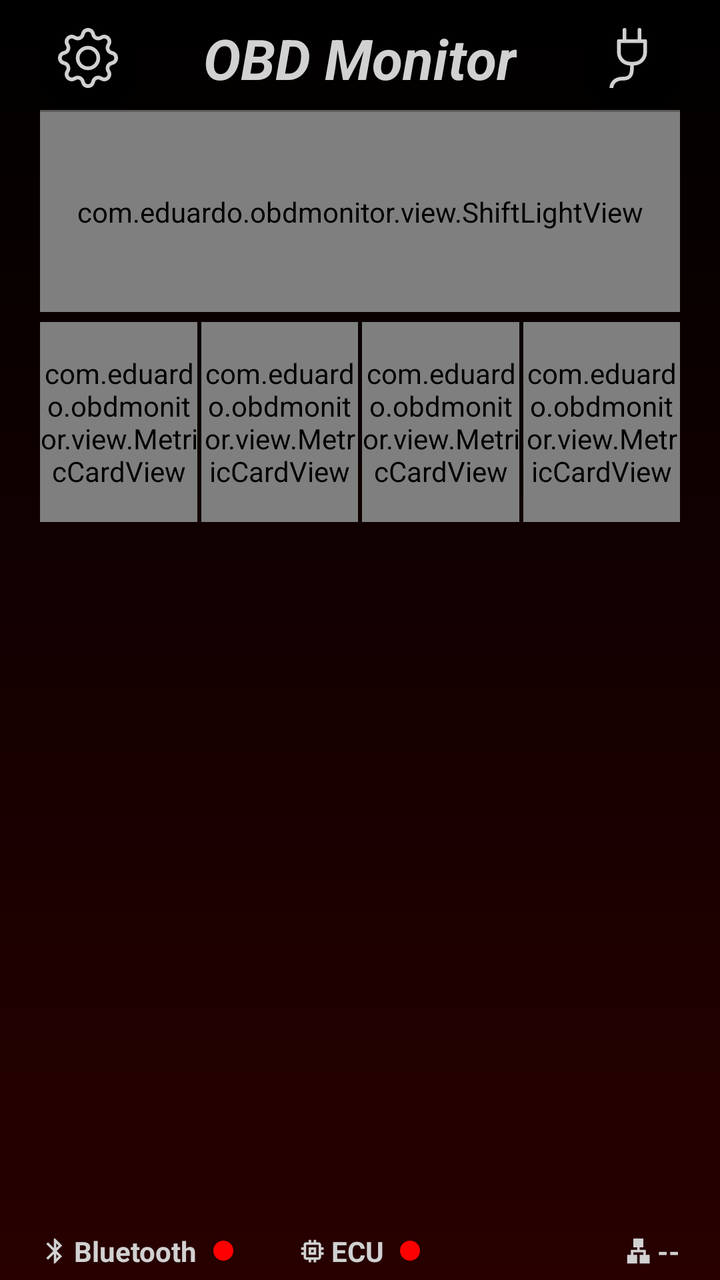
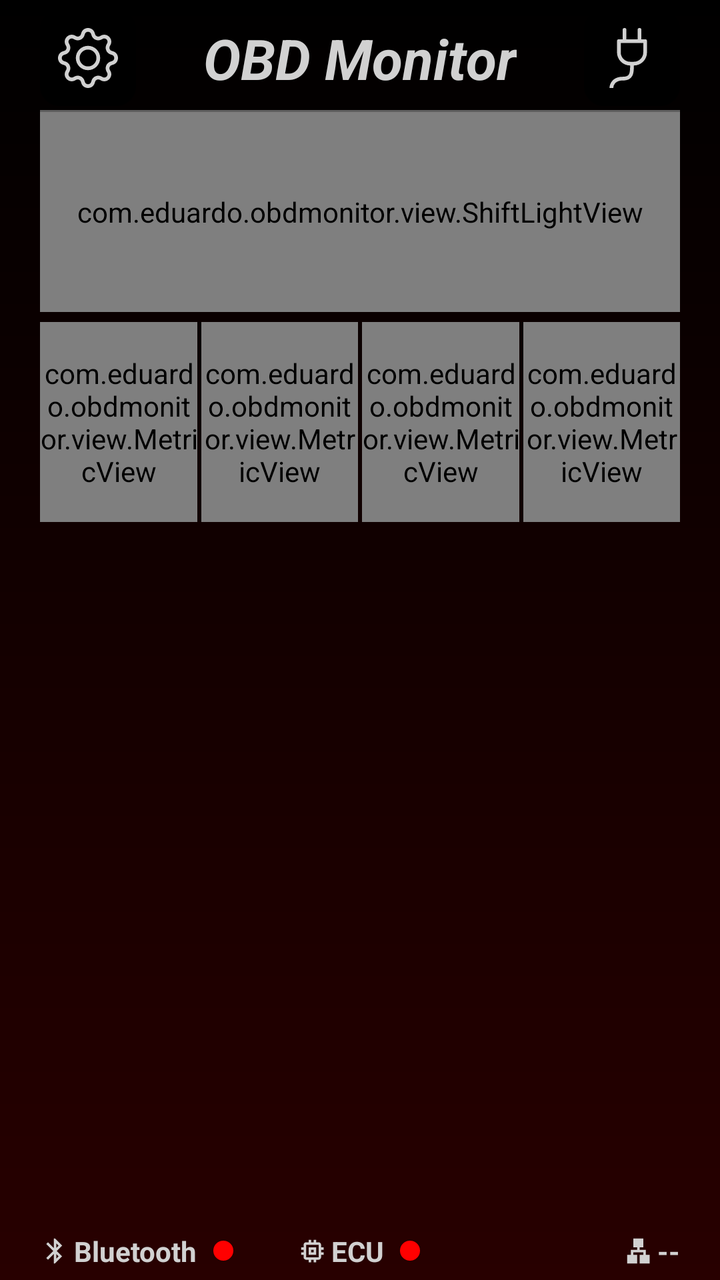

The first picture is an Android layout as it rendered before a commit; the second is the same layout after the commit. The layout source and the unified diff follow.
<!-- AndroidManifest.xml: application theme Theme.OBDMonitor -->
<!-- res/layout/activity_dashboard.xml -->
<?xml version="1.0" encoding="utf-8"?>
<androidx.constraintlayout.widget.ConstraintLayout xmlns:android="http://schemas.android.com/apk/res/android"
    xmlns:app="http://schemas.android.com/apk/res-auto"
    xmlns:tools="http://schemas.android.com/tools"
    android:id="@+id/main"
    android:layout_width="match_parent"
    android:layout_height="match_parent"
    android:background="@drawable/application_background"
    tools:context=".ui.DashboardActivity">

    <androidx.constraintlayout.widget.ConstraintLayout
        android:id="@+id/containerDashboard"
        android:layout_width="0dp"
        android:layout_height="0dp"
        android:layout_marginStart="20dp"
        android:layout_marginTop="5dp"
        android:layout_marginEnd="20dp"
        android:layout_marginBottom="5dp"
        app:layout_constraintBottom_toBottomOf="parent"
        app:layout_constraintEnd_toEndOf="parent"
        app:layout_constraintStart_toStartOf="parent"
        app:layout_constraintTop_toTopOf="parent">

        <androidx.constraintlayout.widget.ConstraintLayout
            android:id="@+id/containerHeader"
            android:layout_width="0dp"
            android:layout_height="wrap_content"
            app:layout_constraintEnd_toEndOf="parent"
            app:layout_constraintStart_toStartOf="parent"
            app:layout_constraintTop_toTopOf="parent">

            <androidx.appcompat.widget.AppCompatImageButton
                android:id="@+id/btnSettings"
                style="@style/SettingsButtonComponent"
                app:layout_constraintBottom_toBottomOf="parent"
                app:layout_constraintStart_toStartOf="parent"
                app:layout_constraintTop_toTopOf="parent" />

            <TextView
                android:id="@+id/txtTitle"
                android:layout_width="wrap_content"
                android:layout_height="wrap_content"
                android:text="@string/obd_monitor"
                android:textColor="?attr/colorOnPrimary"
                android:textSize="28sp"
                android:textStyle="bold|italic"
                app:layout_constraintBottom_toBottomOf="parent"
                app:layout_constraintEnd_toStartOf="@id/btnConnect"
                app:layout_constraintStart_toEndOf="@id/btnSettings"
                app:layout_constraintTop_toTopOf="parent" />

            <androidx.appcompat.widget.AppCompatImageButton
                android:id="@+id/btnConnect"
                style="@style/ConnectButtonComponent"
                app:layout_constraintBottom_toBottomOf="parent"
                app:layout_constraintEnd_toEndOf="parent"
                app:layout_constraintTop_toTopOf="parent" />
        </androidx.constraintlayout.widget.ConstraintLayout>

        <View
            android:id="@+id/separator"
            style="@style/SeparatorComponent"
            app:layout_constraintEnd_toEndOf="parent"
            app:layout_constraintStart_toStartOf="parent"
            app:layout_constraintTop_toBottomOf="@id/containerHeader" />

        <androidx.constraintlayout.widget.ConstraintLayout
            android:id="@+id/containerMetrics"
            android:layout_width="0dp"
            android:layout_height="0dp"
            app:layout_constraintBottom_toTopOf="@id/containerStatus"
            app:layout_constraintEnd_toEndOf="parent"
            app:layout_constraintStart_toStartOf="parent"
            app:layout_constraintTop_toBottomOf="@id/separator">

            <com.eduardo.obdmonitor.view.ShiftLightView
                android:id="@+id/shiftLight"
                android:layout_width="0dp"
                android:layout_height="100dp"
                app:layout_constraintEnd_toEndOf="parent"
                app:layout_constraintStart_toStartOf="parent"
                app:layout_constraintTop_toTopOf="parent" />

            <com.eduardo.obdmonitor.view.MetricCardView
                android:id="@+id/cardSpeed"
                android:layout_width="0dp"
                android:layout_height="100dp" />

            <com.eduardo.obdmonitor.view.MetricCardView
                android:id="@+id/cardBattery"
                android:layout_width="0dp"
                android:layout_height="100dp" />

            <com.eduardo.obdmonitor.view.MetricCardView
                android:id="@+id/cardCoolant"
                android:layout_width="0dp"
                android:layout_height="100dp" />

            <com.eduardo.obdmonitor.view.MetricCardView
                android:id="@+id/cardIntake"
                android:layout_width="0dp"
                android:layout_height="100dp" />

            <androidx.constraintlayout.helper.widget.Flow
                android:id="@+id/flowCards"
                android:layout_width="0dp"
                android:layout_height="wrap_content"
                android:layout_marginTop="5dp"
                app:constraint_referenced_ids="cardSpeed,cardBattery,cardCoolant,cardIntake"
                app:flow_horizontalGap="2dp"
                app:flow_horizontalStyle="spread_inside"
                app:flow_verticalAlign="center"
                app:flow_wrapMode="none"
                app:layout_constraintEnd_toEndOf="parent"
                app:layout_constraintStart_toStartOf="parent"
                app:layout_constraintTop_toBottomOf="@id/shiftLight" />

        </androidx.constraintlayout.widget.ConstraintLayout>

        <LinearLayout
            android:id="@+id/containerStatus"
            android:layout_width="0dp"
            android:layout_height="wrap_content"
            android:gravity="center_vertical"
            android:orientation="horizontal"
            app:layout_constraintBottom_toBottomOf="parent"
            app:layout_constraintEnd_toEndOf="parent"
            app:layout_constraintStart_toStartOf="parent">

            <ImageView
                android:id="@+id/imgBluetooth"
                android:layout_width="15dp"
                android:layout_height="15dp"
                android:contentDescription="@null"
                android:src="@drawable/ic_bluetooth" />

            <TextView
                android:id="@+id/txtBluetooth"
                android:layout_width="wrap_content"
                android:layout_height="wrap_content"
                android:layout_marginStart="2dp"
                android:text="@string/bluetooth"
                android:textColor="?attr/colorOnPrimary"
                android:textStyle="bold" />

            <View
                android:id="@+id/viewBluetooth"
                android:layout_width="10dp"
                android:layout_height="10dp"
                android:layout_marginStart="8dp"
                android:background="@drawable/status_off" />

            <ImageView
                android:id="@+id/imgMemory"
                android:layout_width="15dp"
                android:layout_height="15dp"
                android:layout_marginStart="32dp"
                android:contentDescription="@null"
                android:src="@drawable/ic_memory" />

            <TextView
                android:id="@+id/txtEcu"
                android:layout_width="wrap_content"
                android:layout_height="wrap_content"
                android:layout_marginStart="2dp"
                android:text="@string/ecu"
                android:textColor="?attr/colorOnPrimary"
                android:textStyle="bold" />

            <View
                android:id="@+id/viewEcu"
                android:layout_width="10dp"
                android:layout_height="10dp"
                android:layout_marginStart="8dp"
                android:background="@drawable/status_off" />

            <LinearLayout
                android:layout_width="0dp"
                android:layout_height="wrap_content"
                android:layout_marginStart="32dp"
                android:layout_weight="1"
                android:gravity="end|center_vertical"
                android:orientation="horizontal"
                tools:ignore="UseCompoundDrawables">

                <ImageView
                    android:id="@+id/imgLan"
                    android:layout_width="15dp"
                    android:layout_height="15dp"
                    android:contentDescription="@null"
                    android:src="@drawable/ic_lan" />

                <TextView
                    android:id="@+id/txtProtocol"
                    android:layout_width="wrap_content"
                    android:layout_height="wrap_content"
                    android:layout_marginStart="2dp"
                    android:text="@string/__"
                    android:textColor="?attr/colorOnPrimary"
                    android:textStyle="bold" />

            </LinearLayout>
        </LinearLayout>
    </androidx.constraintlayout.widget.ConstraintLayout>

    <View
        android:id="@+id/viewLimiter"
        android:layout_width="0dp"
        android:layout_height="0dp"
        android:alpha="0"
        android:background="@color/limiter"
        android:clickable="false"
        android:focusable="false"
        app:layout_constraintBottom_toBottomOf="parent"
        app:layout_constraintEnd_toEndOf="parent"
        app:layout_constraintStart_toStartOf="parent"
        app:layout_constraintTop_toTopOf="parent" />
</androidx.constraintlayout.widget.ConstraintLayout>
<!-- resources referenced by this layout -->
<resources>
  <color name="limiter">#55FF0000</color>
  <!-- drawable application_background (drawable) -->
  <?xml version="1.0" encoding="utf-8"?>
  <shape xmlns:android="http://schemas.android.com/apk/res/android">
      <gradient
          android:startColor="@color/dark_red"
          android:endColor="?attr/colorSurface"
          android:angle="90"/>
  </shape>
  <!-- drawable ic_lan (drawable) -->
  <vector xmlns:android="http://schemas.android.com/apk/res/android"
      android:width="30dp"
      android:height="30dp"
      android:viewportWidth="24"
      android:viewportHeight="24">
      <path
          android:fillColor="?attr/colorOnSurface"
          android:pathData="M13,22l8,0l0,-7l-3,0l0,-4l-5,0l0,-2l3,0l0,-7l-8,0l0,7l3,0l0,2l-5,0l0,4l-3,0l0,7l8,0l0,-7l-3,0l0,-2l8,0l0,2l-3,0z" />
  </vector>
  <!-- drawable status_off (drawable) -->
  <?xml version="1.0" encoding="utf-8"?>
  <shape xmlns:android="http://schemas.android.com/apk/res/android">
      <size
          android:width="10dp"
          android:height="10dp" />
      <corners android:radius="5dp" />
      <solid android:color="@color/status_off" />
  </shape>
  <string name="__">--</string>
  <string name="bluetooth">Bluetooth</string>
  <string name="ecu">ECU</string>
  <string name="obd_monitor">OBD Monitor</string>
  <style name="ConnectButtonComponent" parent="ButtonComponent">
          <item name="android:src">@drawable/ic_connect</item>
          <item name="android:contentDescription">@null</item>
      </style>
  <style name="SeparatorComponent">
          <item name="android:layout_width">0dp</item>
          <item name="android:layout_height">1dp</item>
          <item name="android:layout_marginTop">2dp</item>
          <item name="android:layout_marginBottom">2dp</item>
          <item name="android:background">@drawable/separator_background</item>
      </style>
  <style name="SettingsButtonComponent" parent="ButtonComponent">
          <item name="android:src">@drawable/ic_settings</item>
          <item name="android:contentDescription">@null</item>
      </style>
  <style name="Theme.OBDMonitor" parent="Base.Theme.OBDMonitor" />
  <color name="dark_red">#280000</color>
  <color name="status_off">@color/red</color>
  <style name="ButtonComponent">
          <item name="android:layout_width">48dp</item>
          <item name="android:layout_height">48dp</item>
          <item name="android:background">@drawable/button_background</item>
      </style>
  <!-- drawable separator_background (drawable) -->
  <?xml version="1.0" encoding="utf-8"?>
  <shape xmlns:android="http://schemas.android.com/apk/res/android">
      <size android:height="1dp" />
      <solid android:color="?attr/colorPrimaryVariant" />
  </shape>
  <color name="red">#FF0000</color>
  <!-- drawable button_background (drawable) -->
  <?xml version="1.0" encoding="utf-8"?>
  <ripple xmlns:android="http://schemas.android.com/apk/res/android"
      android:color="?attr/colorOnSurface">
      <item>
          <shape>
              <corners android:radius="10dp" />
              <solid android:color="?attr/colorSurface" />
          </shape>
      </item>
  </ripple>
  <color name="primary_light_mode">@color/black</color>
  <color name="primary_variant_light_mode">@color/grey</color>
  <color name="on_primary_light_mode">@color/light_grey</color>
  <color name="secondary_light_mode">@color/dark_red</color>
  <color name="secondary_variant_light_mode">@color/light_red</color>
  <color name="primary_container_light_mode">@color/white_transparency</color>
  <color name="secondary_container_light_mode">@color/red_transparency</color>
  <color name="surface_light_mode">@color/black</color>
  <color name="on_surface_light_mode">@color/light_grey</color>
  <color name="black">#000000</color>
  <color name="grey">#5F5F5F</color>
  <color name="light_grey">#D1D1D1</color>
  <color name="light_red">#8E343C</color>
  <color name="white_transparency">#1EFFFFFF</color>
  <color name="red_transparency">#80280000</color>
  <!-- unchanged entries left out for length: 5 -->
</resources>

<!-- the commit's change to res/layout/activity_dashboard.xml (unified diff, before → after) -->
@@ -81,22 +81,22 @@
                 app:layout_constraintStart_toStartOf="parent"
                 app:layout_constraintTop_toTopOf="parent" />
 
-            <com.eduardo.obdmonitor.view.MetricCardView
+            <com.eduardo.obdmonitor.view.MetricView
                 android:id="@+id/cardSpeed"
                 android:layout_width="0dp"
                 android:layout_height="100dp" />
 
-            <com.eduardo.obdmonitor.view.MetricCardView
+            <com.eduardo.obdmonitor.view.MetricView
                 android:id="@+id/cardBattery"
                 android:layout_width="0dp"
                 android:layout_height="100dp" />
 
-            <com.eduardo.obdmonitor.view.MetricCardView
+            <com.eduardo.obdmonitor.view.MetricView
                 android:id="@+id/cardCoolant"
                 android:layout_width="0dp"
                 android:layout_height="100dp" />
 
-            <com.eduardo.obdmonitor.view.MetricCardView
+            <com.eduardo.obdmonitor.view.MetricView
                 android:id="@+id/cardIntake"
                 android:layout_width="0dp"
                 android:layout_height="100dp" />
